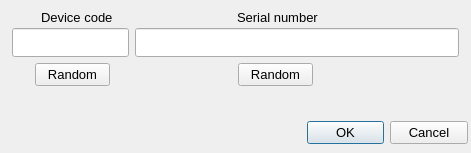
This is TL866_Updater/editdialog.ui in radiomanV/TL866 as Qt 5 draws it before an edit. The edited form follows.
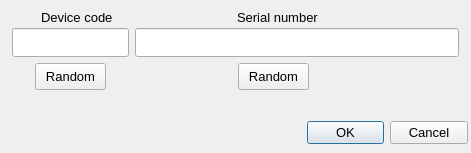
This is the edited form.

Commit message: Fixed LibUsb crash, changed ui design errors

What changed in the file:
```diff
--- a/TL866_Updater/editdialog.ui
+++ b/TL866_Updater/editdialog.ui
@@ -45,8 +45,8 @@
     <rect>
      <x>35</x>
      <y>63</y>
-     <width>75</width>
-     <height>23</height>
+     <width>71</width>
+     <height>27</height>
     </rect>
    </property>
    <property name="font">
@@ -64,8 +64,8 @@
     <rect>
      <x>238</x>
      <y>63</y>
-     <width>75</width>
-     <height>23</height>
+     <width>71</width>
+     <height>27</height>
     </rect>
    </property>
    <property name="font">
```
The commit also changes 4 other files.
